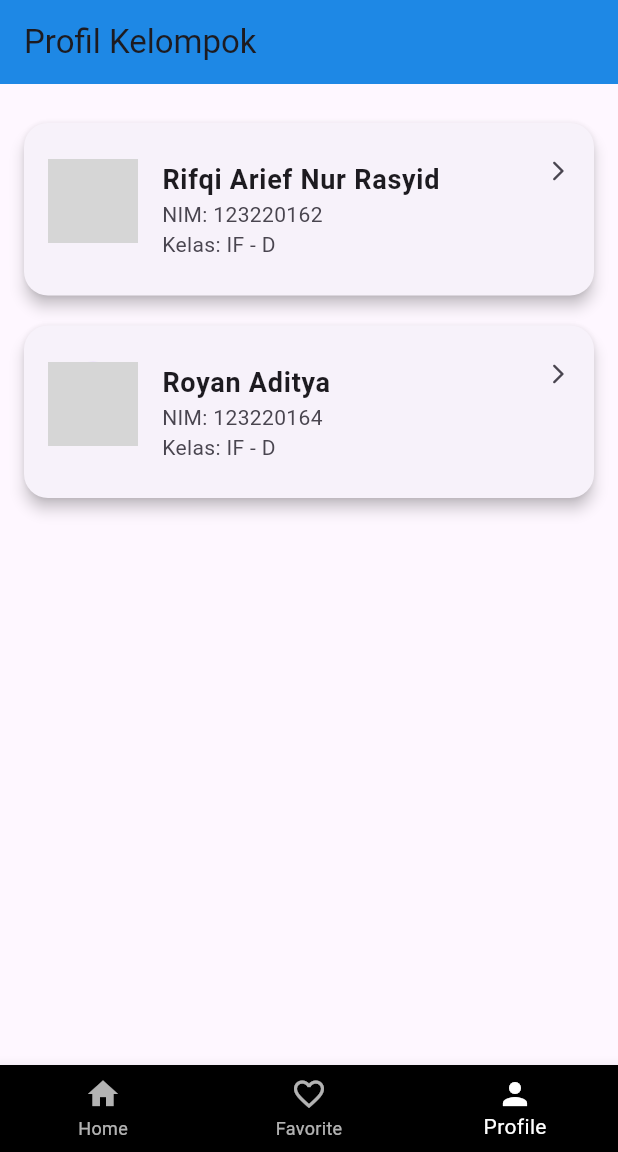
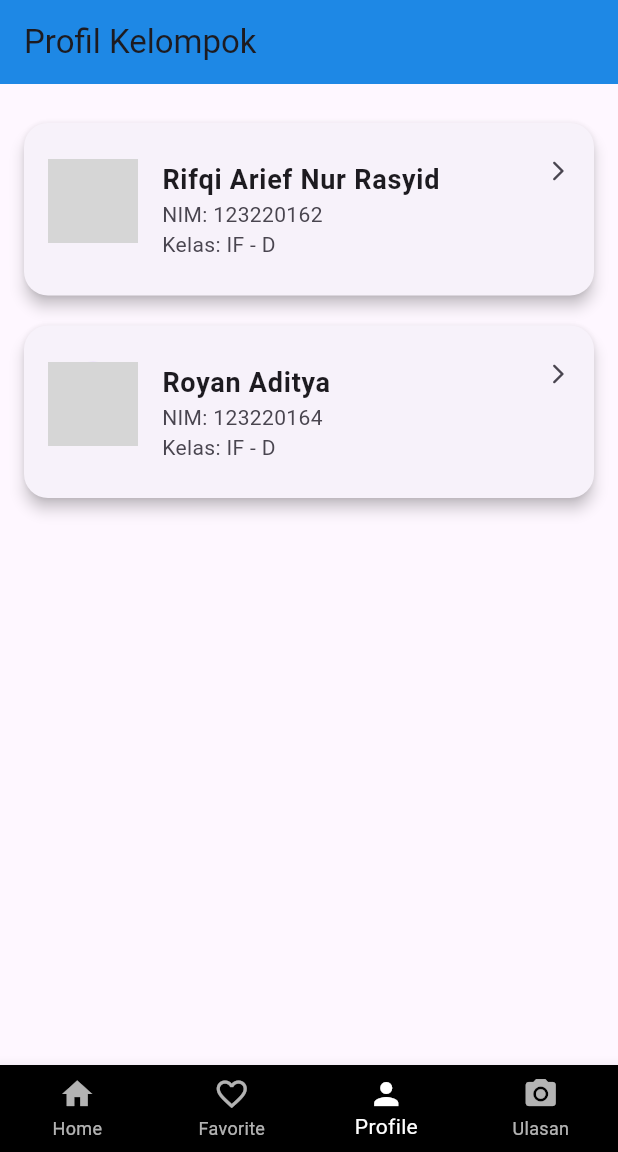
Before and after one commit to royanaditya/project_prakmobile, a Flutter app: the HomePage screen opened directly with empty values, item 3 of the bottom bar chosen, on a phone screen of 412 x 824 dp, the part 84-1236 px from its top. Run offline on Flutter 3.47's test engine with Material 3 defaults, Android fonts, the phone set to English and light mode, and no system bars; our stand-ins replace flutter_secure_storage, image_picker, shared_preferences, sqflite; accounts and stored records are empty; network calls fail; grey boxes are pictures that could not be loaded.

Commit message:
fitur camera

```diff
--- a/lib/pages/home/home_page.dart
+++ b/lib/pages/home/home_page.dart
@@ -9,6 +9,7 @@ import 'dart:convert';
 import 'package:http/http.dart' as http;
 import '../product/favorite_page.dart';
 import '../../models/product.dart';
+import '../review/review_list_page.dart';
 
 class HomePage extends StatefulWidget {
   final String username;
@@ -210,7 +211,7 @@ class _HomePageState extends State<HomePage> {
                     overflow: TextOverflow.ellipsis,
                   ),
                 ),
-                // Tambahkan poster di sini
+                // Poster
                 Padding(
                   padding: const EdgeInsets.symmetric(horizontal: 16),
                   child: ClipRRect(
@@ -237,7 +238,7 @@ class _HomePageState extends State<HomePage> {
                               crossAxisCount: 2,
                               mainAxisSpacing: 12,
                               crossAxisSpacing: 12,
-                              childAspectRatio: 0.75,
+                              childAspectRatio: 0.69,
                             ),
                             itemBuilder: (context, i) {
                               final product = products[i];
@@ -297,7 +298,6 @@ class _HomePageState extends State<HomePage> {
                                   child: Column(
                                     crossAxisAlignment: CrossAxisAlignment.start,
                                     children: [
-                                      // Gambar produk memenuhi lebar card
                                       ClipRRect(
                                         borderRadius: const BorderRadius.vertical(top: Radius.circular(14)),
                                         child: Image.network(
@@ -313,7 +313,6 @@ class _HomePageState extends State<HomePage> {
                                           ),
                                         ),
                                       ),
-                                      // Isi card tanpa space kosong
                                       Padding(
                                         padding: const EdgeInsets.symmetric(horizontal: 10, vertical: 8),
                                         child: Column(
@@ -398,6 +397,8 @@ class _HomePageState extends State<HomePage> {
             FavoritesPage(favorites: favorites),
             // PROFILE PAGE
             ProfilePage(),
+            // ULASAN PAGE
+            ReviewListPage(),
           ],
         ),
       ),
@@ -416,6 +417,7 @@ class _HomePageState extends State<HomePage> {
           BottomNavigationBarItem(icon: Icon(Icons.home), label: 'Home'),
           BottomNavigationBarItem(icon: Icon(Icons.favorite_border), label: 'Favorite'),
           BottomNavigationBarItem(icon: Icon(Icons.person), label: 'Profile'),
+          BottomNavigationBarItem(icon: Icon(Icons.camera_alt), label: 'Ulasan'), // New tab
         ],
       ),
     );
--- a/lib/pages/product/product_detail_page.dart
+++ b/lib/pages/product/product_detail_page.dart
@@ -129,7 +129,7 @@ class _ProductDetailPageState extends State<ProductDetailPage> {
                       children: [
                         const Icon(Icons.star, color: Colors.amber, size: 18),
                         const SizedBox(width: 4),
-                        Text("${product['rating']} (320 Reviews)",
+                        Text("${product['rating']}",
                             style: const TextStyle(fontSize: 13, color: Colors.grey)),
                       ],
                     ),
```
Also changed, not shown: 6 other files.
